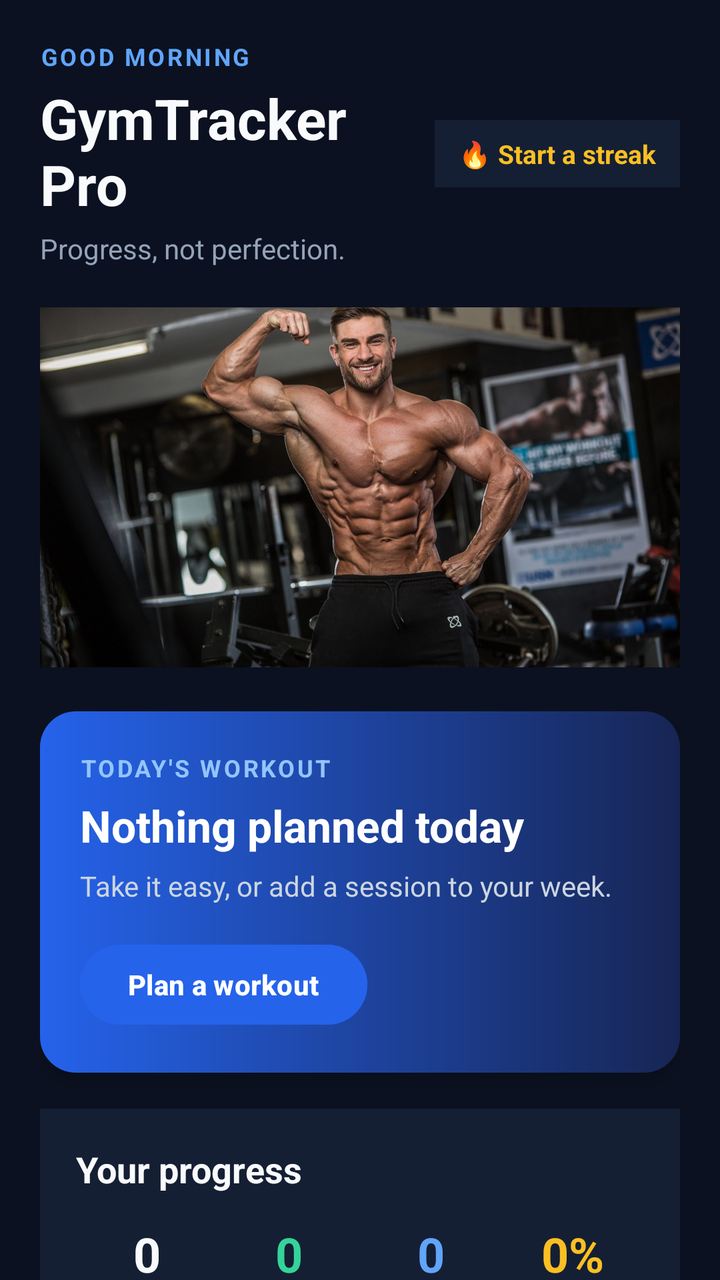
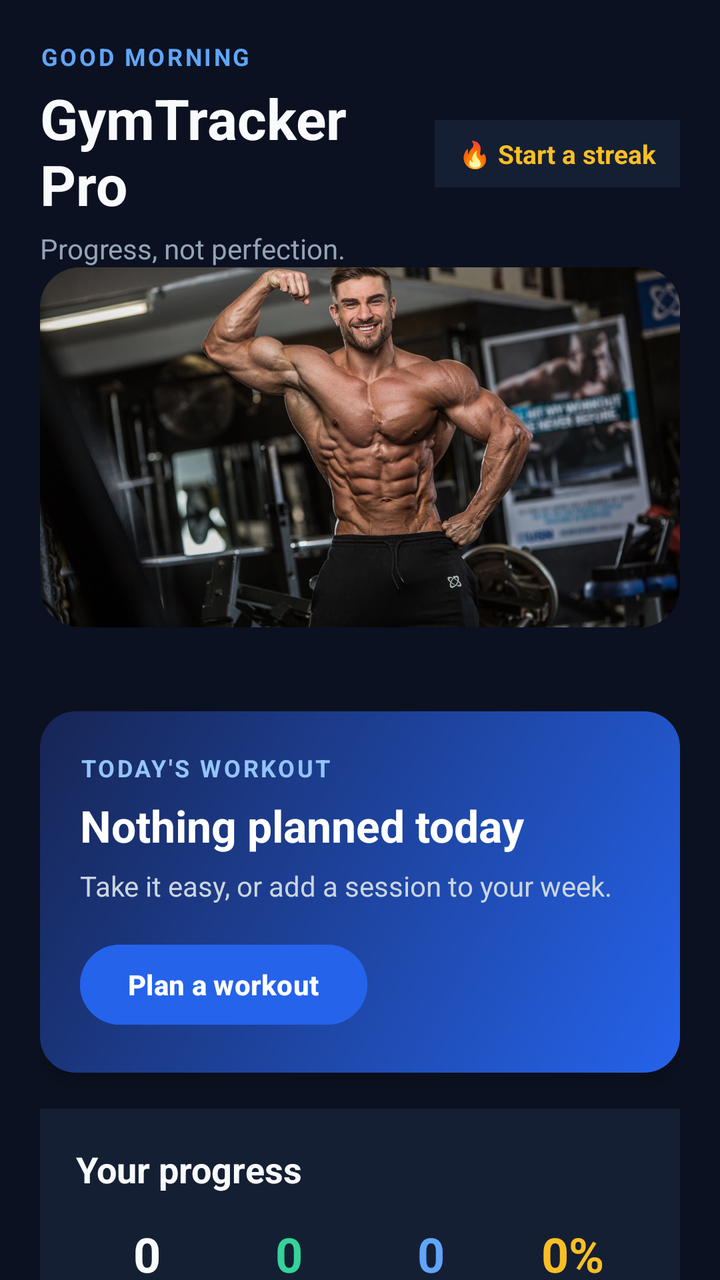

Screens rendered from an Android XML layout before and after an edit, with the pre-edit source and the edit as a unified diff.
<!-- AndroidManifest.xml: application theme Theme.GymTrackerPro -->
<!-- res/layout/activity_main.xml -->
<?xml version="1.0" encoding="utf-8"?>
<ScrollView xmlns:android="http://schemas.android.com/apk/res/android"
    xmlns:app="http://schemas.android.com/apk/res-auto"
    android:layout_width="match_parent"
    android:layout_height="match_parent"
    android:background="#0B1120"
    android:fillViewport="true"
    android:scrollbars="none">

    <LinearLayout
        android:layout_width="match_parent"
        android:layout_height="wrap_content"
        android:orientation="vertical"
        android:padding="20dp">

        
        <LinearLayout
            android:id="@+id/headerRow"
            android:layout_width="match_parent"
            android:layout_height="wrap_content"
            android:gravity="center_vertical"
            android:orientation="horizontal">

            <LinearLayout
                android:layout_width="0dp"
                android:layout_height="wrap_content"
                android:layout_weight="1"
                android:orientation="vertical">

                <TextView
                    android:id="@+id/textGreeting"
                    android:layout_width="match_parent"
                    android:layout_height="wrap_content"
                    android:letterSpacing="0.1"
                    android:text="GOOD MORNING"
                    android:textColor="#60A5FA"
                    android:textSize="12sp"
                    android:textStyle="bold" />

                <TextView
                    android:layout_width="match_parent"
                    android:layout_height="wrap_content"
                    android:layout_marginTop="4dp"
                    android:text="GymTracker Pro"
                    android:textColor="#F8FAFC"
                    android:textSize="28sp"
                    android:textStyle="bold" />

                <TextView
                    android:id="@+id/textMotivation"
                    android:layout_width="match_parent"
                    android:layout_height="wrap_content"
                    android:layout_marginTop="4dp"
                    android:text="Progress, not perfection."
                    android:textColor="#94A3B8"
                    android:textSize="14sp" />
            </LinearLayout>

            <TextView
                android:id="@+id/textStreak"
                android:layout_width="wrap_content"
                android:layout_height="wrap_content"
                android:background="#151F33"
                android:paddingStart="12dp"
                android:paddingTop="8dp"
                android:paddingEnd="12dp"
                android:paddingBottom="8dp"
                android:text="🔥 Start a streak"
                android:textColor="#FBBF24"
                android:textSize="13sp"
                android:textStyle="bold" />
        </LinearLayout>


        
        <ImageView
            android:id="@+id/imageFitnessHero"
            android:layout_width="match_parent"
            android:layout_height="180dp"
            android:layout_marginTop="20dp"
            android:contentDescription="Fitness training"
            android:scaleType="centerCrop"
            android:src="@drawable/hero_fitness" />


        
        <LinearLayout
            android:id="@+id/cardToday"
            android:layout_width="match_parent"
            android:layout_height="wrap_content"
            android:layout_marginTop="22dp"
            android:background="@drawable/bg_today_card"
            android:clickable="true"
            android:elevation="4dp"
            android:focusable="true"
            android:orientation="vertical"
            android:padding="20dp">

            <TextView
                android:id="@+id/textTodayLabel"
                android:layout_width="match_parent"
                android:layout_height="wrap_content"
                android:letterSpacing="0.1"
                android:text="TODAY'S WORKOUT"
                android:textColor="#93C5FD"
                android:textSize="12sp"
                android:textStyle="bold" />

            <TextView
                android:id="@+id/textTodayTitle"
                android:layout_width="match_parent"
                android:layout_height="wrap_content"
                android:layout_marginTop="6dp"
                android:text="Nothing planned today"
                android:textColor="#FFFFFF"
                android:textSize="22sp"
                android:textStyle="bold" />

            <TextView
                android:id="@+id/textTodaySub"
                android:layout_width="match_parent"
                android:layout_height="wrap_content"
                android:layout_marginTop="6dp"
                android:text="Take it easy, or add a session to your week."
                android:textColor="#CBD5E1"
                android:textSize="14sp" />

            <Button
                android:id="@+id/buttonTodayAction"
                android:layout_width="wrap_content"
                android:layout_height="48dp"
                android:layout_marginTop="16dp"
                android:backgroundTint="#2563EB"
                android:text="Plan a workout"
                android:textAllCaps="false"
                android:textColor="#FFFFFF"
                android:textStyle="bold" />
        </LinearLayout>

        
        <LinearLayout
            android:id="@+id/cardStats"
            android:layout_width="match_parent"
            android:layout_height="wrap_content"
            android:layout_marginTop="18dp"
            android:background="#151F33"
            android:elevation="3dp"
            android:orientation="vertical"
            android:padding="18dp">

            <TextView
                android:layout_width="match_parent"
                android:layout_height="wrap_content"
                android:text="Your progress"
                android:textColor="#F8FAFC"
                android:textSize="18sp"
                android:textStyle="bold" />

            <LinearLayout
                android:layout_width="match_parent"
                android:layout_height="wrap_content"
                android:layout_marginTop="14dp"
                android:orientation="horizontal">

                <LinearLayout
                    android:layout_width="0dp"
                    android:layout_height="wrap_content"
                    android:layout_weight="1"
                    android:gravity="center"
                    android:orientation="vertical">

                    <TextView
                        android:id="@+id/textTotalWorkouts"
                        android:layout_width="wrap_content"
                        android:layout_height="wrap_content"
                        android:text="0"
                        android:textColor="#F8FAFC"
                        android:textSize="24sp"
                        android:textStyle="bold" />

                    <TextView
                        android:layout_width="wrap_content"
                        android:layout_height="wrap_content"
                        android:text="Total"
                        android:textColor="#94A3B8"
                        android:textSize="12sp" />
                </LinearLayout>

                <LinearLayout
                    android:layout_width="0dp"
                    android:layout_height="wrap_content"
                    android:layout_weight="1"
                    android:gravity="center"
                    android:orientation="vertical">

                    <TextView
                        android:id="@+id/textCompletedWorkouts"
                        android:layout_width="wrap_content"
                        android:layout_height="wrap_content"
                        android:text="0"
                        android:textColor="#34D399"
                        android:textSize="24sp"
                        android:textStyle="bold" />

                    <TextView
                        android:layout_width="wrap_content"
                        android:layout_height="wrap_content"
                        android:text="Done"
                        android:textColor="#94A3B8"
                        android:textSize="12sp" />
                </LinearLayout>

                <LinearLayout
                    android:layout_width="0dp"
                    android:layout_height="wrap_content"
                    android:layout_weight="1"
                    android:gravity="center"
                    android:orientation="vertical">

                    <TextView
                        android:id="@+id/textPlannedWorkouts"
                        android:layout_width="wrap_content"
                        android:layout_height="wrap_content"
                        android:text="0"
                        android:textColor="#60A5FA"
                        android:textSize="24sp"
                        android:textStyle="bold" />

                    <TextView
                        android:layout_width="wrap_content"
                        android:layout_height="wrap_content"
                        android:text="Planned"
                        android:textColor="#94A3B8"
                        android:textSize="12sp" />
                </LinearLayout>

                <LinearLayout
                    android:layout_width="0dp"
                    android:layout_height="wrap_content"
                    android:layout_weight="1"
                    android:gravity="center"
                    android:orientation="vertical">

                    <TextView
                        android:id="@+id/textCompletionRate"
                        android:layout_width="wrap_content"
                        android:layout_height="wrap_content"
                        android:text="0%"
                        android:textColor="#FBBF24"
                        android:textSize="24sp"
                        android:textStyle="bold" />

                    <TextView
                        android:layout_width="wrap_content"
                        android:layout_height="wrap_content"
                        android:text="Rate"
                        android:textColor="#94A3B8"
                        android:textSize="12sp" />
                </LinearLayout>
            </LinearLayout>

            <com.google.android.material.progressindicator.LinearProgressIndicator
                android:id="@+id/progressCompletion"
                android:layout_width="match_parent"
                android:layout_height="wrap_content"
                android:layout_marginTop="16dp"
                android:max="100"
                android:progress="0"
                app:indicatorColor="#3B82F6"
                app:trackColor="#0F172A"
                app:trackCornerRadius="4dp"
                app:trackThickness="8dp" />

            <TextView
                android:id="@+id/textProgressCaption"
                android:layout_width="match_parent"
                android:layout_height="wrap_content"
                android:layout_marginTop="10dp"
                android:text="Add your first workout to start tracking progress."
                android:textColor="#94A3B8"
                android:textSize="13sp" />
        </LinearLayout>

        
        <LinearLayout
            android:id="@+id/sectionPrograms"
            android:layout_width="match_parent"
            android:layout_height="wrap_content"
            android:layout_marginTop="24dp"
            android:orientation="vertical">

            <LinearLayout
                android:layout_width="match_parent"
                android:layout_height="wrap_content"
                android:gravity="center_vertical"
                android:orientation="horizontal">

                <TextView
                    android:layout_width="0dp"
                    android:layout_height="wrap_content"
                    android:layout_weight="1"
                    android:text="Free Programs"
                    android:textColor="#F8FAFC"
                    android:textSize="20sp"
                    android:textStyle="bold" />

                <TextView
                    android:id="@+id/textSeeAllPrograms"
                    android:layout_width="wrap_content"
                    android:layout_height="wrap_content"
                    android:padding="6dp"
                    android:text="See all"
                    android:textColor="#60A5FA"
                    android:textSize="14sp"
                    android:textStyle="bold" />
            </LinearLayout>

            <HorizontalScrollView
                android:layout_width="match_parent"
                android:layout_height="wrap_content"
                android:layout_marginTop="10dp"
                android:clipToPadding="false"
                android:scrollbars="none">

                <LinearLayout
                    android:id="@+id/containerPrograms"
                    android:layout_width="wrap_content"
                    android:layout_height="wrap_content"
                    android:orientation="horizontal" />
            </HorizontalScrollView>
        </LinearLayout>

        
        <TextView
            android:layout_width="match_parent"
            android:layout_height="wrap_content"
            android:layout_marginTop="24dp"
            android:layout_marginBottom="10dp"
            android:text="Explore"
            android:textColor="#F8FAFC"
            android:textSize="20sp"
            android:textStyle="bold" />

        <LinearLayout
            android:id="@+id/containerTiles"
            android:layout_width="match_parent"
            android:layout_height="wrap_content"
            android:orientation="vertical" />

    </LinearLayout>
</ScrollView>
<!-- resources referenced by this layout -->
<resources>
  <!-- drawable bg_today_card (drawable) -->
  <?xml version="1.0" encoding="utf-8"?>
  <shape xmlns:android="http://schemas.android.com/apk/res/android"
      android:shape="rectangle">
  
      <corners android:radius="18dp" />
  
      <gradient
          android:angle="0"
          android:startColor="#2563EB"
          android:endColor="#172554"
          android:type="linear" />
  
  </shape>
  <!-- drawable hero_fitness: jpg bitmap (drawable-nodpi, 195948 bytes) -->
  <style name="Theme.GymTrackerPro" parent="Base.Theme.GymTrackerPro" />
  <style name="Base.Theme.GymTrackerPro" parent="Theme.Material3.Dark.NoActionBar">
          <item name="colorPrimary">@color/gt_blue</item>
          <item name="colorSurface">@color/gt_surface</item>
          <item name="android:windowBackground">@color/gt_background</item>
  
          
          <item name="android:statusBarColor">@color/gt_background</item>
          <item name="android:navigationBarColor">@color/gt_background</item>
          <item name="android:windowLightStatusBar">false</item>
      </style>
  <color name="gt_blue">#60A5FA</color>
  <color name="gt_surface">#151F33</color>
  <color name="gt_background">#0B1120</color>
</resources>

<!-- the commit's change to res/layout/activity_main.xml (unified diff, before → after) -->
@@ -74,14 +74,15 @@
 
         
         <ImageView
-            android:id="@+id/imageFitnessHero"
+            android:id="@+id/ivFitnessHero"
             android:layout_width="match_parent"
             android:layout_height="180dp"
-            android:layout_marginTop="20dp"
-            android:contentDescription="Fitness training"
+            android:layout_marginBottom="20dp"
             android:scaleType="centerCrop"
-            android:src="@drawable/hero_fitness" />
-
+            android:src="@drawable/hero_fitness"
+            android:contentDescription="Gym fitness banner"
+            android:background="@drawable/bg_card"
+            android:clipToOutline="true" />
 
         
         <LinearLayout
<!-- resource entries referenced after the edit -->
@@ -1,5 +1,12 @@
 <!-- resources referenced by this layout -->
 <resources>
+  <!-- drawable bg_card (drawable) -->
+  <?xml version="1.0" encoding="utf-8"?>
+  <shape xmlns:android="http://schemas.android.com/apk/res/android" android:shape="rectangle">
+      <solid android:color="@color/gt_surface" />
+      <corners android:radius="20dp" />
+      <stroke android:width="1dp" android:color="@color/gt_stroke" />
+  </shape>
   <!-- drawable bg_today_card (drawable) -->
   <?xml version="1.0" encoding="utf-8"?>
   <shape xmlns:android="http://schemas.android.com/apk/res/android"
@@ -8,10 +15,16 @@
       <corners android:radius="18dp" />
   
       <gradient
-          android:angle="0"
+          android:angle="135"
           android:startColor="#2563EB"
           android:endColor="#172554"
           android:type="linear" />
+  
+      <padding
+          android:left="16dp"
+          android:top="16dp"
+          android:right="16dp"
+          android:bottom="16dp" />
   
   </shape>
   <!-- drawable hero_fitness: jpg bitmap (drawable-nodpi, 195948 bytes) -->
@@ -28,6 +41,7 @@
       </style>
   <color name="gt_blue">#60A5FA</color>
   <color name="gt_surface">#151F33</color>
+  <color name="gt_stroke">#2F5A94</color>
   <color name="gt_background">#0B1120</color>
 </resources>
 
